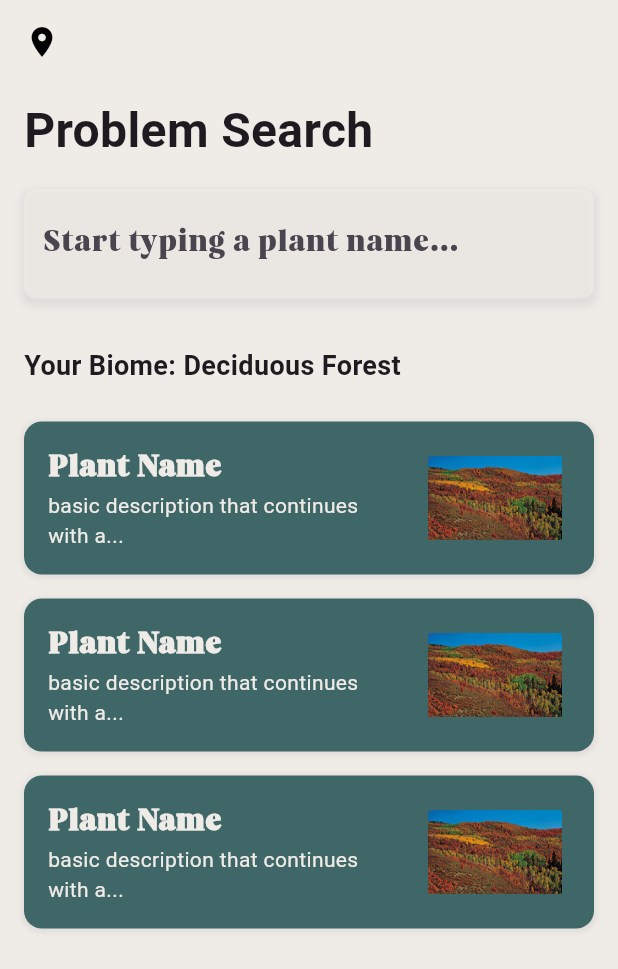
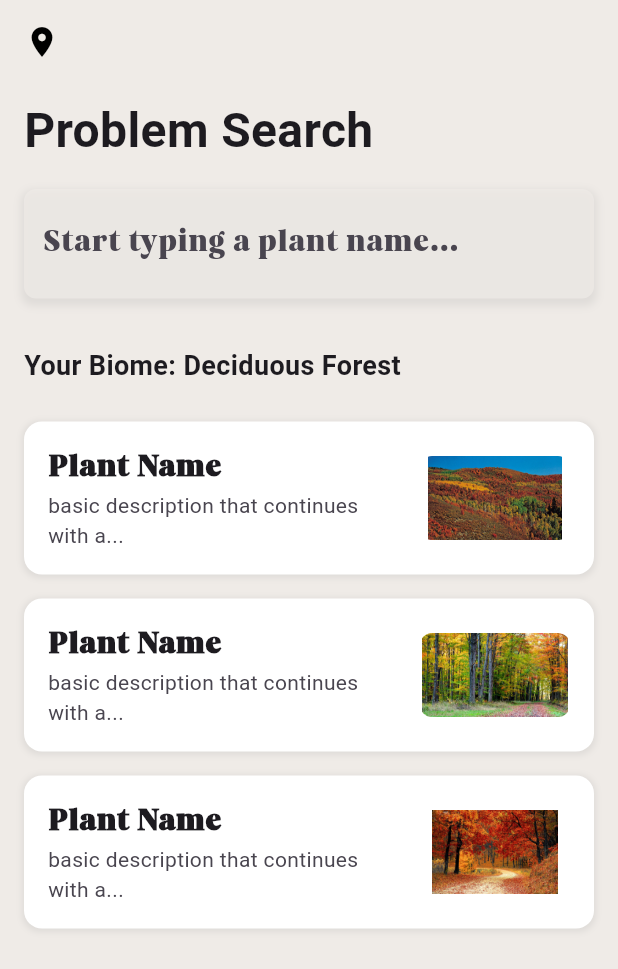
Before and after one commit to honeyzuzu/Indigena, a Flutter app: the PlantSearchScreen screen opened directly, on a phone screen of 412 x 824 dp. Shown: the top 969 px of the screen. Run offline on Flutter 3.47's test engine with Material 3 defaults, Android fonts, the phone set to English and light mode, and no system bars; our stand-ins replace carousel_slider.

Commit message:
Added variable image list for Plants

```diff
--- a/indigena/lib/problemSearch.dart
+++ b/indigena/lib/problemSearch.dart
@@ -91,9 +91,16 @@ class PlantSearchScreen extends StatelessWidget {
             ),
            Expanded(
   child: ListView.builder(
-                itemCount: 3, // Number of plants you want to show, can be dynamic
+    itemCount: 3, // Adjust the item count as needed
     itemBuilder: (context, index) {
-                  return PlantInfoCard();
+      // Assuming you have a list of image paths
+      List<String> imagePaths = [
+        'assets/images/temperatedeciduousforest1.png',
+        'assets/images/temperatedeciduousforest2.png',
+        'assets/images/temperatedeciduousforest3.png',
+      ];
+
+      return PlantInfoCard(imagePath: imagePaths[index]);
     },
   ),
 ),
@@ -105,14 +112,16 @@ class PlantSearchScreen extends StatelessWidget {
 }
 
 class PlantInfoCard extends StatelessWidget {
-  const PlantInfoCard({super.key});
+  final String imagePath;
+
+  PlantInfoCard({required this.imagePath});
 
   @override
   Widget build(BuildContext context) {
     return Container(
       margin: EdgeInsets.symmetric(vertical: 8.0, horizontal: 16.0),
       decoration: BoxDecoration(
-        color: const Color(0xff406767),
+        color: Colors.white,
         borderRadius: BorderRadius.circular(12.0),
         boxShadow: [
           BoxShadow(
@@ -125,11 +134,11 @@ class PlantInfoCard extends StatelessWidget {
       ),
       child: ListTile(
         contentPadding: EdgeInsets.symmetric(vertical: 8.0, horizontal: 16.0),
-        title: Text('Plant Name', style: TextStyle(fontWeight: FontWeight.bold, color:  const Color(0xffefebe7))),
-        subtitle: Text('basic description that continues with a...', style: TextStyle(color:  const Color(0xffefebe7))),
+        title: Text('Plant Name', style: TextStyle(fontWeight: FontWeight.bold)),
+        subtitle: Text('basic description that continues with a...'),
         trailing: ClipRRect(
           borderRadius: BorderRadius.circular(8.0),
-          child: Image.asset('assets/images/temperatedeciduousforest1.png', width: 100), // Use your own image path
+          child: Image.asset(imagePath, width: 100), // Use the passed image path here
         ),
       ),
     );
```
Lines whose indentation alone changed are shown as unchanged.
